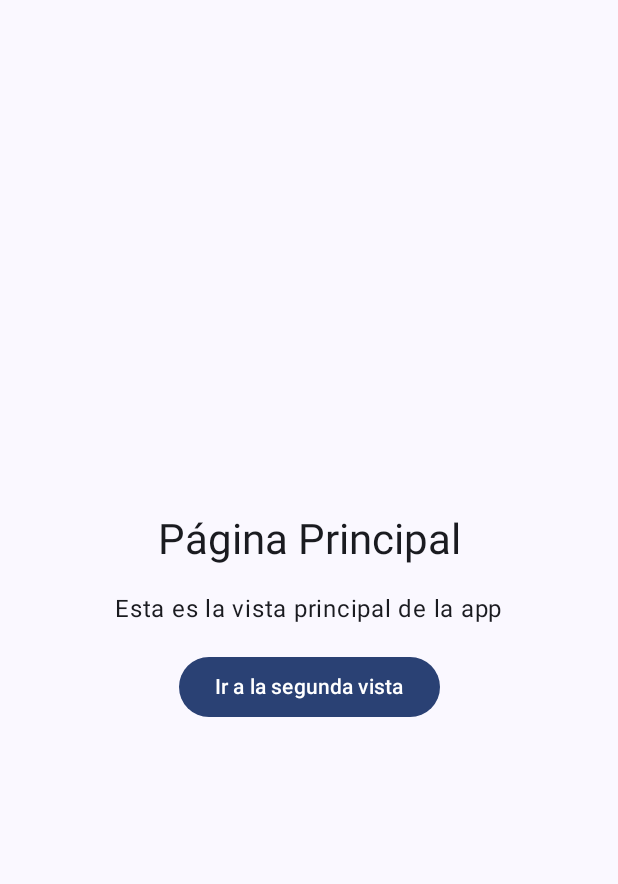
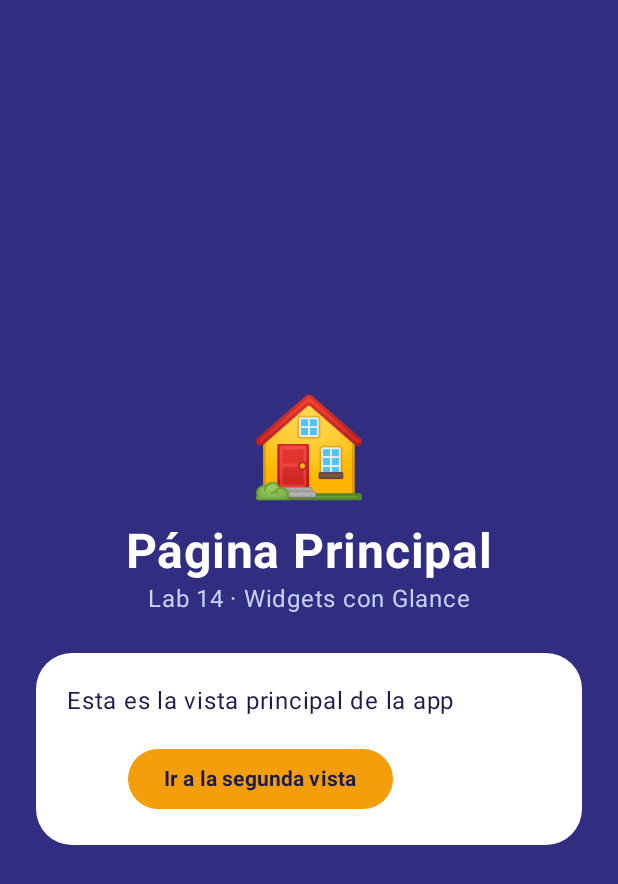
Before and after one commit to kattherinquispe-design/GLAB-S14-BPAREJA-2026-01, an Android app built with Jetpack Compose: the screen it shows after launch (MainActivity), on a phone screen of 412 x 824 dp. Shown: the top 884 px of the screen. Run offline under Robolectric (Android 15) with nearby library versions, the phone set to English and light mode, and no system bars.

Commit message:
style: rediseña la pantalla principal con tarjeta y colores

```diff
--- a/app/src/main/java/com/tecsup/lab14widgets/MainActivity.kt
+++ b/app/src/main/java/com/tecsup/lab14widgets/MainActivity.kt
@@ -5,19 +5,30 @@ import android.os.Bundle
 import androidx.activity.ComponentActivity
 import androidx.activity.compose.setContent
 import androidx.activity.enableEdgeToEdge
+import androidx.compose.foundation.background
 import androidx.compose.foundation.layout.Arrangement
 import androidx.compose.foundation.layout.Column
+import androidx.compose.foundation.layout.Spacer
 import androidx.compose.foundation.layout.fillMaxSize
+import androidx.compose.foundation.layout.fillMaxWidth
+import androidx.compose.foundation.layout.height
+import androidx.compose.foundation.layout.navigationBarsPadding
 import androidx.compose.foundation.layout.padding
+import androidx.compose.foundation.layout.statusBarsPadding
+import androidx.compose.foundation.shape.RoundedCornerShape
 import androidx.compose.material3.Button
-import androidx.compose.material3.MaterialTheme
-import androidx.compose.material3.Surface
+import androidx.compose.material3.ButtonDefaults
+import androidx.compose.material3.Card
+import androidx.compose.material3.CardDefaults
 import androidx.compose.material3.Text
 import androidx.compose.runtime.Composable
 import androidx.compose.ui.Alignment
 import androidx.compose.ui.Modifier
-import androidx.compose.ui.tooling.preview.Preview
+import androidx.compose.ui.graphics.Color
+import androidx.compose.ui.text.font.FontWeight
+import androidx.compose.ui.text.style.TextAlign
 import androidx.compose.ui.unit.dp
+import androidx.compose.ui.unit.sp
 import com.tecsup.lab14widgets.ui.theme.Lab14WidgetsTheme
 
 class MainActivity : ComponentActivity() {
@@ -26,13 +37,11 @@ class MainActivity : ComponentActivity() {
         enableEdgeToEdge()
         setContent {
             Lab14WidgetsTheme {
-                Surface(modifier = Modifier.fillMaxSize()) {
                 PantallaPrincipal(
                     onIrSegunda = {
                         startActivity(Intent(this@MainActivity, SegundaActivity::class.java))
                     }
                 )
-                }
             }
         }
     }
@@ -43,25 +52,53 @@ fun PantallaPrincipal(onIrSegunda: () -> Unit) {
     Column(
         modifier = Modifier
             .fillMaxSize()
+            .background(Color(0xFF312E81))
+            .statusBarsPadding()
+            .navigationBarsPadding()
             .padding(24.dp),
-        verticalArrangement = Arrangement.Center,
+        horizontalAlignment = Alignment.CenterHorizontally,
+        verticalArrangement = Arrangement.Center
+    ) {
+        Text("🏠", fontSize = 64.sp)
+        Spacer(Modifier.height(12.dp))
+        Text(
+            "Página Principal",
+            color = Color.White,
+            fontSize = 32.sp,
+            fontWeight = FontWeight.Bold
+        )
+        Text(
+            "Lab 14 · Widgets con Glance",
+            color = Color(0xFFC7D2FE),
+            fontSize = 16.sp
+        )
+        Spacer(Modifier.height(24.dp))
+        Card(
+            shape = RoundedCornerShape(24.dp),
+            colors = CardDefaults.cardColors(containerColor = Color.White),
+            modifier = Modifier.fillMaxWidth()
+        ) {
+            Column(
+                modifier = Modifier.padding(20.dp),
                 horizontalAlignment = Alignment.CenterHorizontally
             ) {
-        Text("Página Principal", style = MaterialTheme.typography.headlineMedium)
                 Text(
                     "Esta es la vista principal de la app",
-            modifier = Modifier.padding(16.dp)
+                    fontSize = 16.sp,
+                    textAlign = TextAlign.Center,
+                    color = Color(0xFF1E1B4B)
                 )
-        Button(onClick = onIrSegunda) {
-            Text("Ir a la segunda vista")
+                Spacer(Modifier.height(16.dp))
+                Button(
+                    onClick = onIrSegunda,
+                    colors = ButtonDefaults.buttonColors(
+                        containerColor = Color(0xFFF59E0B),
+                        contentColor = Color(0xFF1E1B4B)
+                    )
+                ) {
+                    Text("Ir a la segunda vista", fontWeight = FontWeight.Bold)
                 }
             }
         }
-
-@Preview(showBackground = true)
-@Composable
-fun PantallaPrincipalPreview() {
-    Lab14WidgetsTheme {
-        PantallaPrincipal(onIrSegunda = {})
     }
 }
```
Lines whose indentation alone changed are shown as unchanged.
